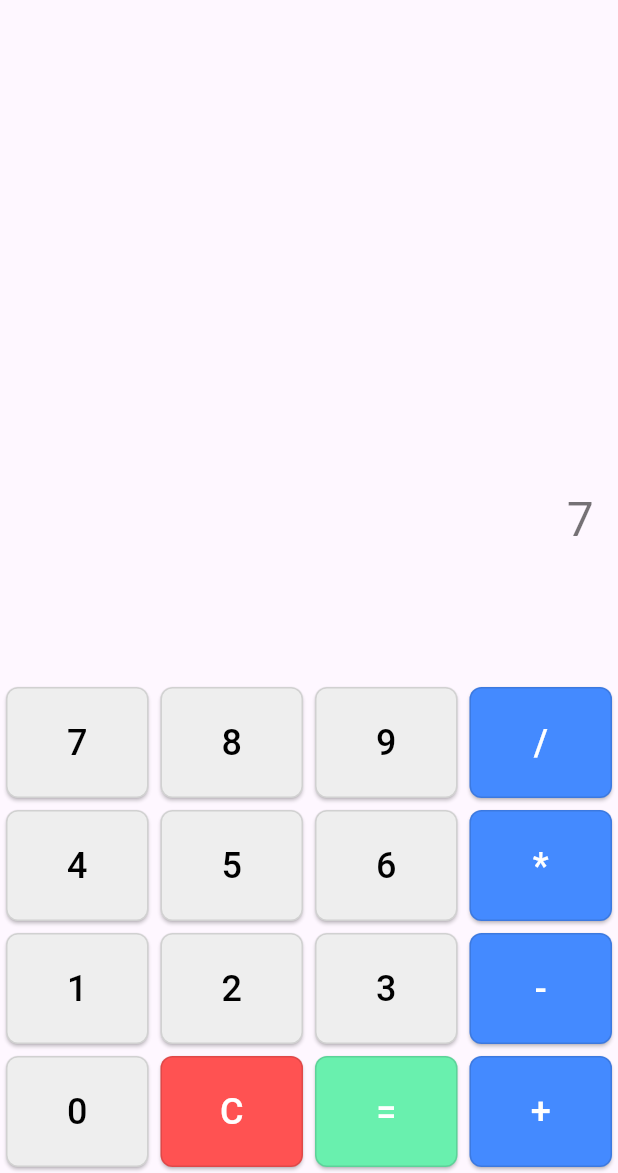
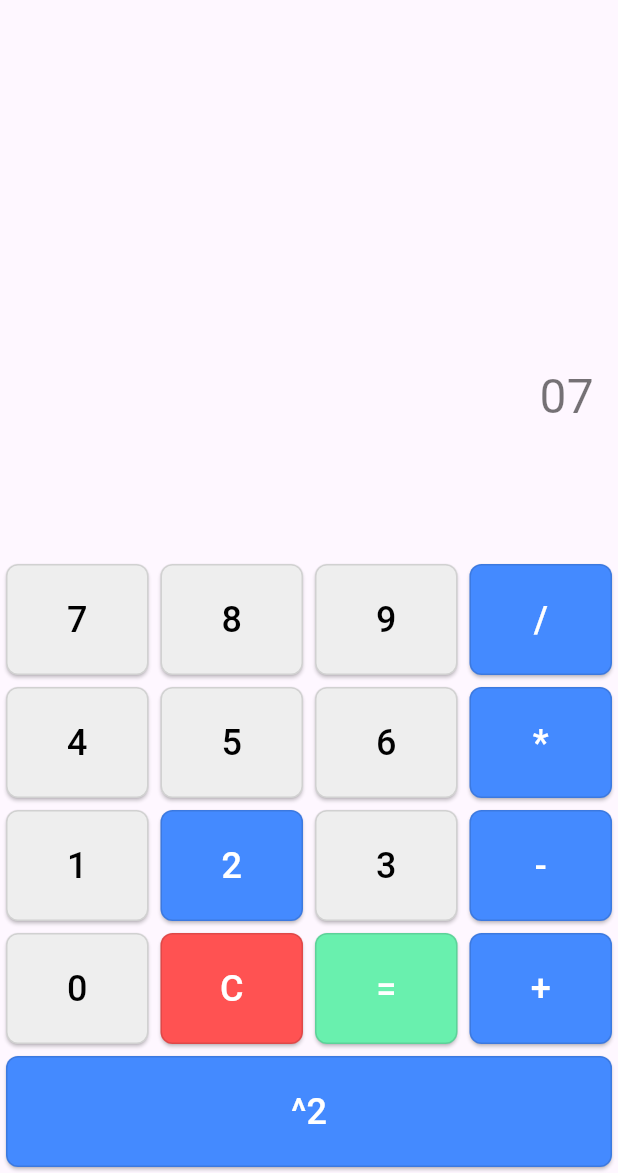
Before and after one commit to JFopiano/flutter-calculator, a Flutter app: the screen it shows after launch, after a tap on an icon or button, on a phone screen of 412 x 824 dp, the part 63-1236 px from its top. Run offline on Flutter 3.47's test engine with Material 3 defaults, Android fonts, the phone set to English and light mode, and no system bars; missing offline and left inert: expressions.

Commit message:
Added square button to the calculator app

```diff
--- a/lib/main.dart
+++ b/lib/main.dart
@@ -45,6 +45,15 @@ class _CalculatorScreenState extends State<CalculatorScreen> {
         } catch (e) {
           _result = 'Error';
         }
+      } else if (value == '^2') {
+        try {
+          final expression = Expression.parse('($_expression) * ($_expression)');
+          final evaluator = const ExpressionEvaluator();
+          final result = evaluator.eval(expression, {});
+          _result = result.toString();
+        } catch (e) {
+          _result = 'Error';
+        }
       } else {
         _expression += value;
       }
@@ -61,7 +70,7 @@ class _CalculatorScreenState extends State<CalculatorScreen> {
     } else if (value == '=') {
       buttonColor = Colors.greenAccent;
       textColor = Colors.white;
-    } else if ('+-*/'.contains(value)) {
+    } else if ('+-*/^2'.contains(value)) {
       buttonColor = Colors.blueAccent;
       textColor = Colors.white;
     } else {
@@ -150,6 +159,11 @@ class _CalculatorScreenState extends State<CalculatorScreen> {
                   _buildButton('+'),
                 ],
               ),
+              Row(
+                children: [
+                  _buildButton('^2'),
+                ],
+              ),
             ],
           ),
         ],
```
